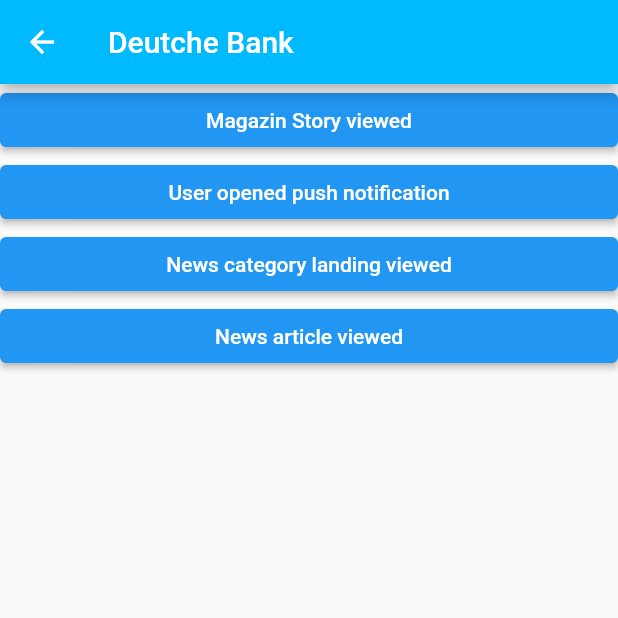
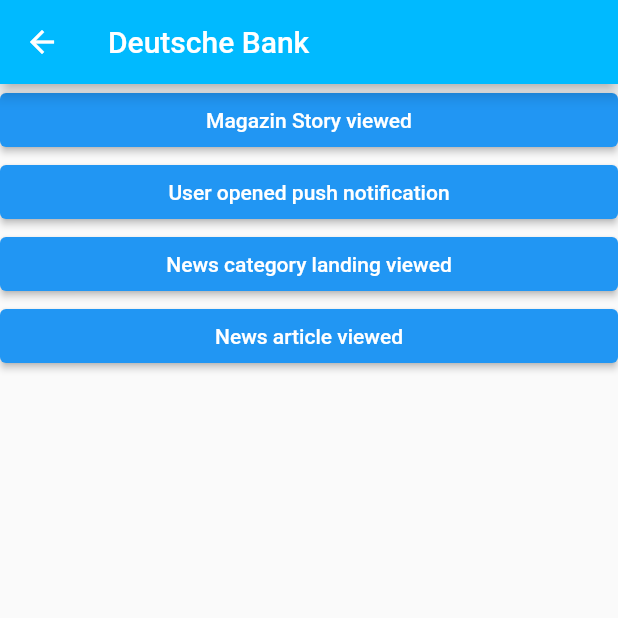
Before and after one commit to mapp-digital/Mapp-Intelligence-Flutter-Tracking, a Flutter app: the DeutcheBank screen opened directly, on a phone screen of 412 x 824 dp, the top half of it. Run offline on Flutter 3.47's test engine with Material 2 defaults, Android fonts, the light colour scheme and no system bars; our stand-ins replace chewie, video_player.

Commit message:
removed import

```diff
--- a/example/lib/DeutcheBank.dart
+++ b/example/lib/DeutcheBank.dart
@@ -1,5 +1,3 @@
-import 'dart:ffi';
-
 import 'package:flutter/material.dart';
 import 'package:plugin_mappintelligence/object_tracking_classes.dart';
 import 'package:plugin_mappintelligence/plugin_mappintelligence.dart';
@@ -85,7 +83,7 @@
     }
     return Scaffold(
         appBar: AppBar(
-          title: Text('Deutche Bank'),
+          title: Text('Deutsche Bank'),
           backgroundColor: Theme.of(context).primaryColor,
         ),
         body: ListView(children: buttons));
```
